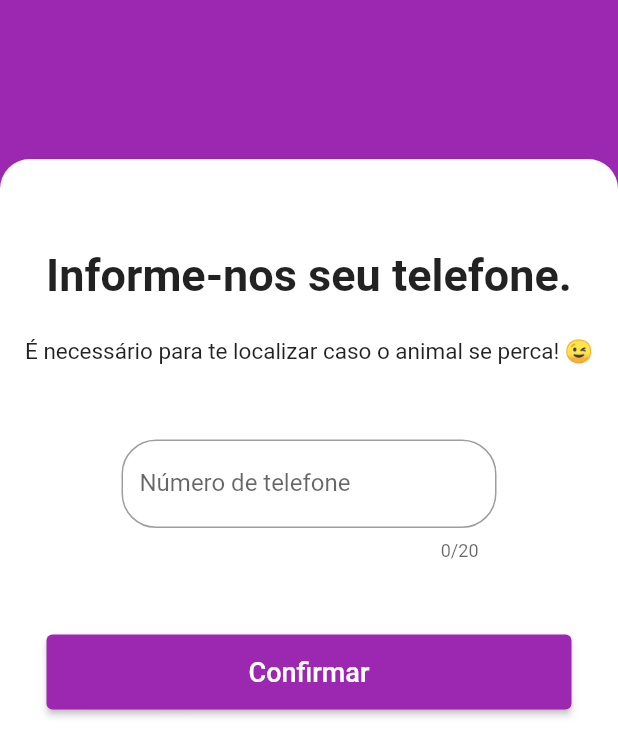
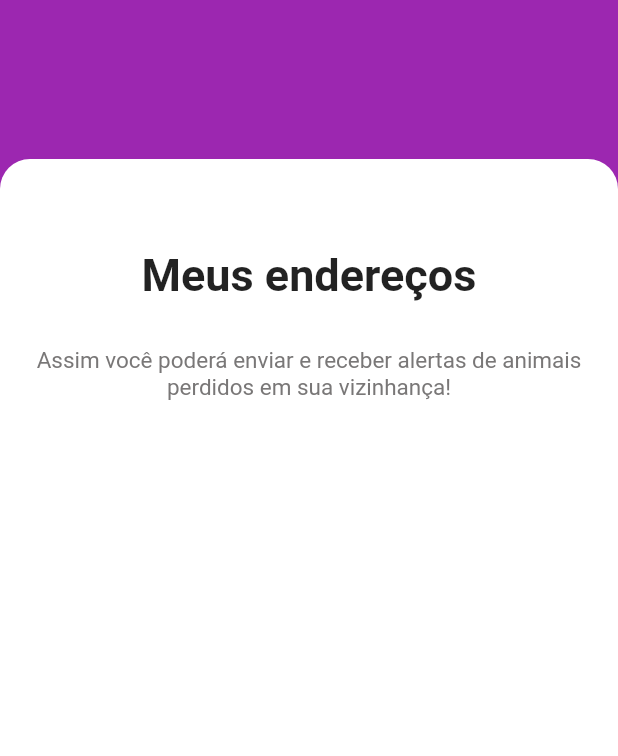
Before and after one commit to willianconrado/pet_app_qrcode, a Flutter app: the screen it shows after launch, on a phone screen of 412 x 824 dp. Shown: the top 756 px of the screen. Run offline on Flutter 3.47's test engine with Material 2 defaults, Android fonts, the phone set to English and light mode, and no system bars.

Commit message:
descrição do commit

```diff
--- a/lib/main.dart
+++ b/lib/main.dart
@@ -1,6 +1,7 @@
 import 'package:flutter/material.dart';
 import 'package:pet_app_qrcode/screens/login.page.dart';
 
+import 'screens/address.dart';
 import 'screens/register.phone.dart';
 
 void main() {
@@ -18,7 +19,7 @@ class MyApp extends StatelessWidget {
         primarySwatch: Colors.purple,
       ),
       debugShowCheckedModeBanner: false,
-      home: const RegisterPhone(),
+      home: const Address(),
     );
   }
 }
--- /dev/null
+++ b/lib/screens/address.dart
@@ -0,0 +1,59 @@
+import 'package:flutter/material.dart';
+
+class Address extends StatelessWidget {
+  const Address({super.key});
+
+  @override
+  Widget build(BuildContext context) {
+    return Scaffold(
+      appBar: AppBar(
+        backgroundColor: Colors.transparent,
+        elevation: 0,
+      ),
+      backgroundColor: Colors.purple,
+      body: Padding(
+        padding: const EdgeInsets.only(top: 50),
+        child: Container(
+          width: 1000,
+          height: 1000,
+          decoration: const BoxDecoration(
+            color: Colors.white,
+            borderRadius: BorderRadius.only(
+              topLeft: Radius.circular(20),
+              topRight: Radius.circular(20),
+            ),
+          ),
+          child: const Column(
+            children: <Widget>[
+              Padding(
+                padding: EdgeInsets.only(top: 60),
+                child: Text(
+                  "Meus endereços",
+                  textAlign: TextAlign.center,
+                  style: TextStyle(
+                    fontWeight: FontWeight.bold,
+                    fontSize: 30,
+                  ),
+                ),
+              ),
+               SizedBox(
+                height: 30,
+              ),
+               Text(
+                "Assim você poderá enviar e receber alertas de animais perdidos em sua vizinhança!",
+                textAlign: TextAlign.center,
+                style: TextStyle(
+                  fontSize: 15,
+                  color: Color.fromARGB(255, 121, 119, 119),
+                ),
+              ),
+               SizedBox(
+                height: 50,
+            ),
+            ],
+           ),
+        ),
+      ),
+    );
+  }
+}
--- a/lib/screens/register.phone.dart
+++ b/lib/screens/register.phone.dart
@@ -54,13 +54,14 @@ class RegisterPhone extends StatelessWidget {
               Container(constraints: const BoxConstraints(
                 maxHeight: 120,
               ),
-                width: 250,
+                width: 360,
                 child:  TextFormField(
+                  keyboardType: TextInputType.number,
                   maxLength: 20,
                   decoration: InputDecoration(
                     hintText: "Exemplo: +55 85 9545-3213",
                     border: OutlineInputBorder(
-                      borderRadius: BorderRadius.circular(23),
+                      borderRadius: BorderRadius.circular(26),
                       borderSide: const BorderSide(color: Colors.red),
                     ),
                     hintMaxLines: null,
--- a/pubspec.yaml
+++ b/pubspec.yaml
@@ -29,7 +29,9 @@ environment:
 # versions available, run `flutter pub outdated`.
 dependencies:
   flutter:
-    sdk: flutter
+    sdk:
+    intl_phone_number_input: ^5.0.3
+
 
 
   # The following adds the Cupertino Icons font to your application.
```
